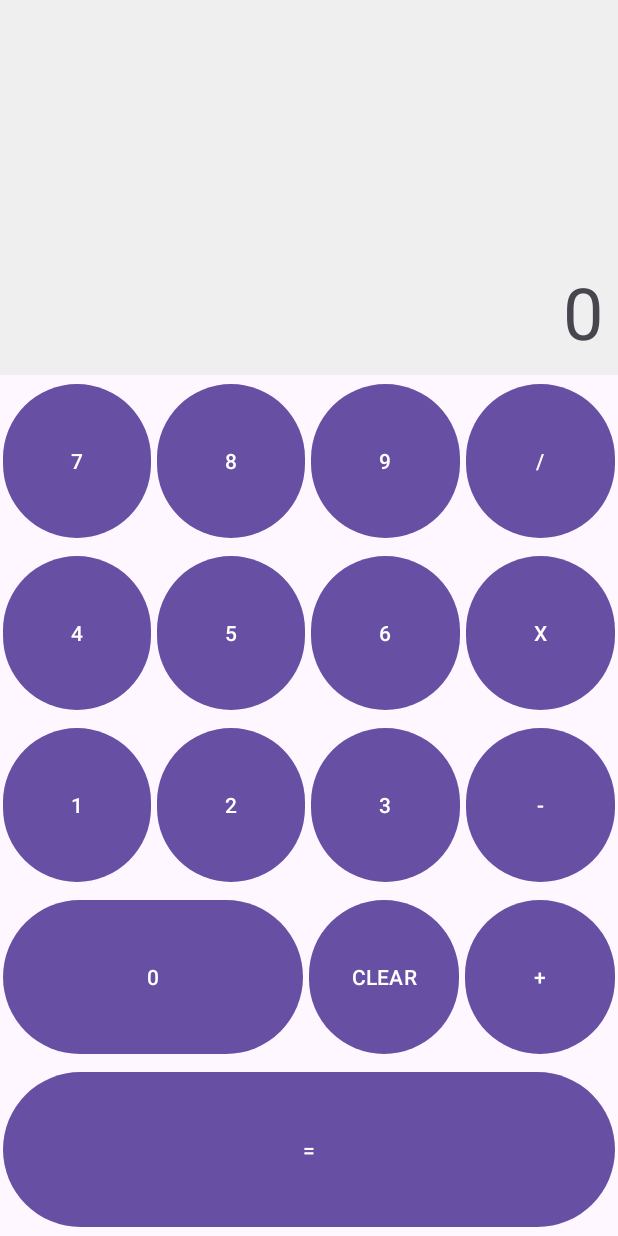
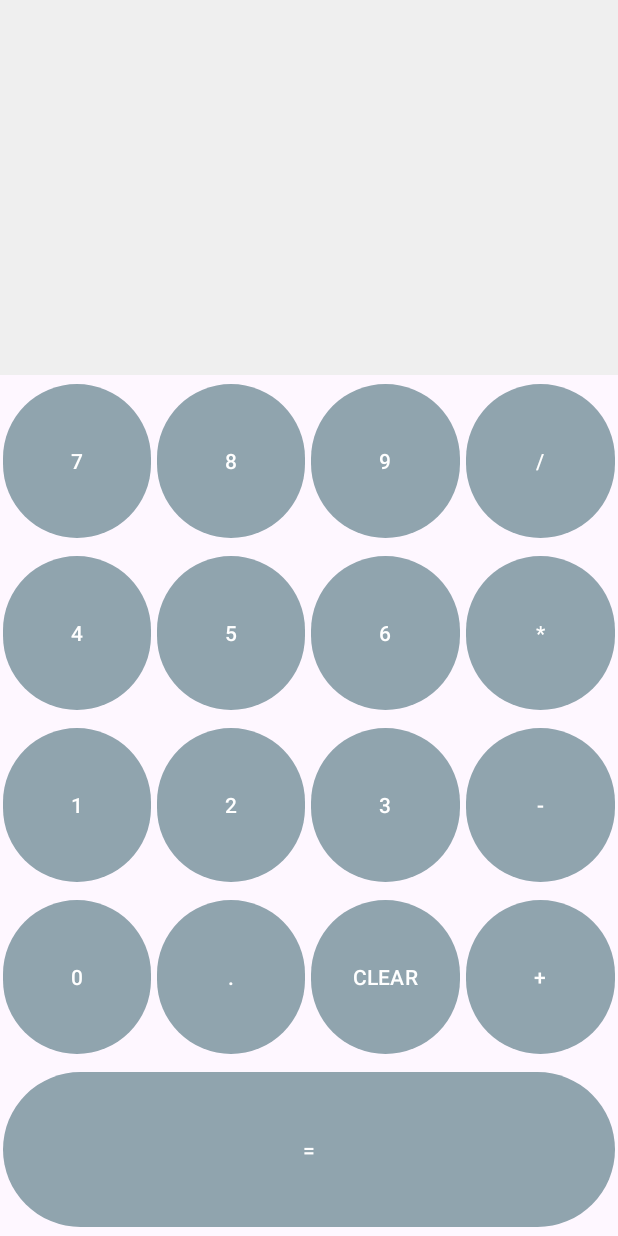
Before and after one commit to nishantxoxo/CalculatorAPP_XML, an Android app: the screen it shows after launch (MainActivity), on a phone screen of 412 x 824 dp. Run offline under Robolectric (Android 15) with nearby library versions, the phone set to English and light mode, and no system bars.

```diff
--- a/app/src/main/res/layout/activity_main.xml
+++ b/app/src/main/res/layout/activity_main.xml
@@ -8,14 +8,14 @@
 
     <!-- Display -->
     <TextView
-        android:id="@+id/tvDisplay"
+        android:id="@+id/tvInput"
         android:layout_width="match_parent"
         android:layout_height="250dp"
         android:background="#EFEFEF"
         android:padding="10dp"
         android:textSize="48sp"
         android:gravity="end|bottom"
-        android:text="0" />
+         />
 
     <!-- Row 1 -->
     <LinearLayout
@@ -56,7 +56,7 @@
             android:layout_width="0dp"
             android:layout_height="match_parent"
             android:layout_weight="1"
-            android:onClick="onDigit"
+            android:onClick="onOperator"
             android:text="/"
             android:layout_margin="2dp" />
     </LinearLayout>
@@ -99,8 +99,8 @@
             android:layout_width="0dp"
             android:layout_height="match_parent"
             android:layout_weight="1"
-            android:onClick="onDigit"
-            android:text="X"
+            android:onClick="onOperator"
+            android:text="*"
             android:layout_margin="2dp" />
     </LinearLayout>
 
@@ -142,7 +142,7 @@
             android:layout_width="0dp"
             android:layout_height="match_parent"
             android:layout_weight="1"
-            android:onClick="onDigit"
+            android:onClick="onOperator"
             android:text="-"
             android:layout_margin="2dp" />
     </LinearLayout>
@@ -158,18 +158,25 @@
             android:id="@+id/btzero"
             android:layout_width="0dp"
             android:layout_height="match_parent"
-            android:layout_weight="2"
+            android:layout_weight="1"
             android:onClick="onDigit"
             android:text="0"
             android:layout_margin="2dp" />
-
+        <Button
+            android:id="@+id/btdot"
+            android:layout_width="0dp"
+            android:layout_height="match_parent"
+            android:layout_weight="1"
+            android:onClick="ondecimal"
+            android:text="."
+            android:layout_margin="2dp" />
         <Button
             android:id="@+id/btnclr"
             android:layout_width="0dp"
             android:layout_height="match_parent"
             android:layout_weight="1"
             android:text="CLEAR"
-            android:onClick="onDigit"
+            android:onClick="onClear"
             android:layout_margin="2dp" />
 
         <Button
@@ -178,7 +185,7 @@
             android:layout_height="match_parent"
             android:layout_weight="1"
             android:text="+"
-            android:onClick="onDigit"
+            android:onClick="onOperator"
             android:layout_margin="2dp" />
 
 
--- a/app/src/main/res/values/themes.xml
+++ b/app/src/main/res/values/themes.xml
@@ -2,7 +2,7 @@
     <!-- Base application theme. -->
     <style name="Base.Theme.CalculatorKT_XML" parent="Theme.Material3.DayNight.NoActionBar">
         <!-- Customize your light theme here. -->
-        <!-- <item name="colorPrimary">@color/my_light_primary</item> -->
+         <item name="colorPrimary">@color/grey</item>
     </style>
 
     <style name="Theme.CalculatorKT_XML" parent="Base.Theme.CalculatorKT_XML" />
```
Also changed, not shown: app/src/main/java/com/example/calculatorkt_xml/MainActivity.kt (+49 -1 lines).
